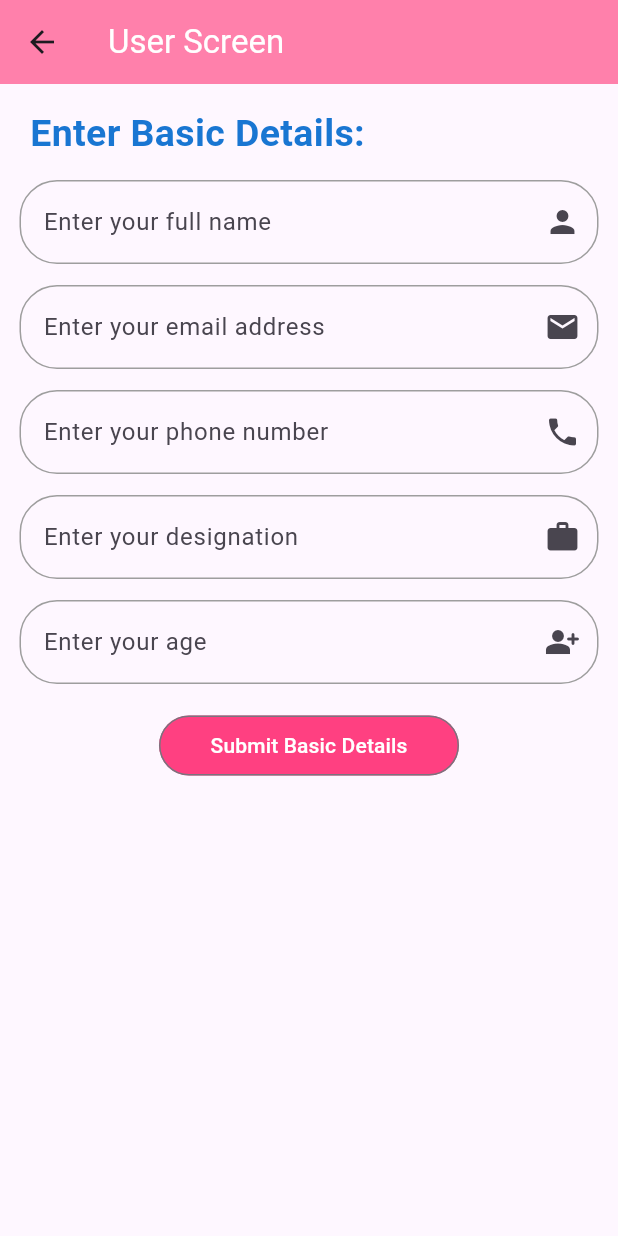
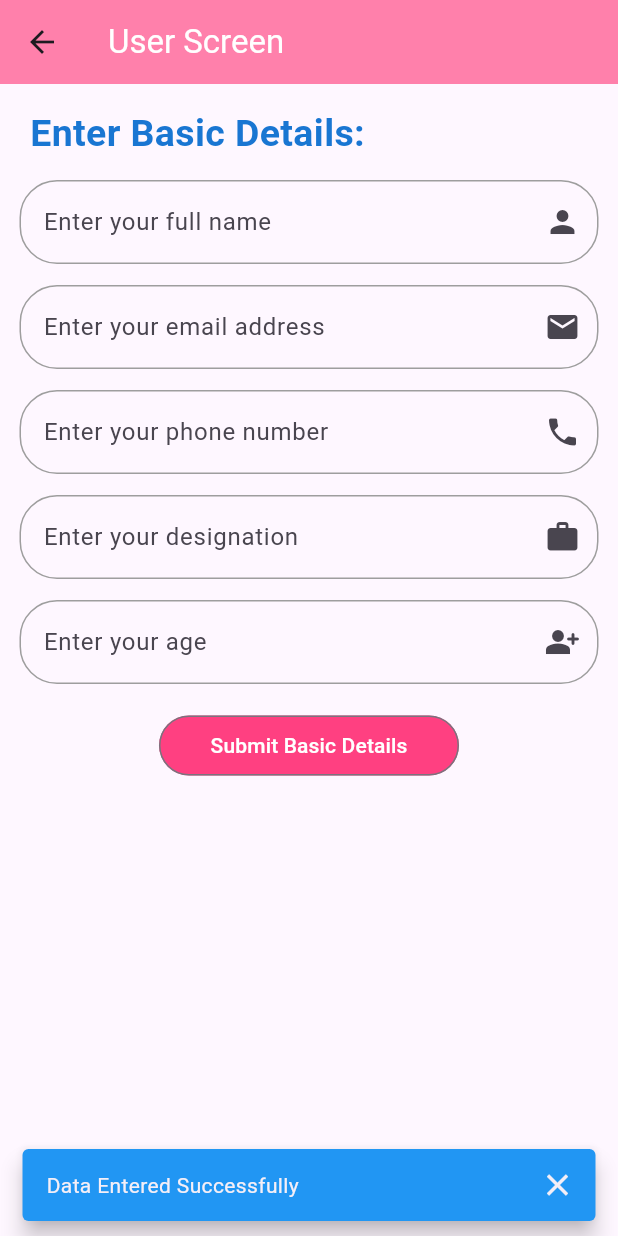
Before and after one commit to kathankraithatha/common-registration-form-app, a Flutter app: the UserScreen screen opened directly, after a tap on "Submit Basic Details", on a phone screen of 412 x 824 dp. Run offline on Flutter 3.47's test engine with Material 3 defaults, Android fonts, the phone set to English and light mode, and no system bars; our stand-ins replace cloud_firestore, firebase_auth, firebase_core, google_fonts, lottie and 1 more; missing offline and left inert: dart:ffi; accounts and stored records are empty; Roboto replaces fonts that are missing (Rem).

Commit message:
User's basic detail has been successfully added in Firestore Database

```diff
--- a/lib/Screens/user_screen.dart
+++ b/lib/Screens/user_screen.dart
@@ -1,10 +1,13 @@
 // ignore_for_file: prefer_const_constructors, prefer_const_literals_to_create_immutables
 
+import 'package:cloud_firestore/cloud_firestore.dart';
 import 'package:flutter/material.dart';
 import 'package:form_application/Reusable_Componets/buttons.dart';
 import 'package:form_application/Reusable_Componets/form_textfield.dart';
 import 'package:form_application/Reusable_Componets/textfield.dart';
+import 'package:form_application/database/adding_data.dart';
 import 'package:google_fonts/google_fonts.dart';
+import 'package:random_string/random_string.dart';
 
 class UserScreen extends StatelessWidget {
   UserScreen({super.key});
@@ -66,8 +69,25 @@ class UserScreen extends StatelessWidget {
                 ),
               ),
               Center(
-                child: VerificationButton((){
+                child: VerificationButton(() async {
 
+                  String Id= randomAlpha(10);//Use Random Library
+                  Map<String, dynamic> userDetails={
+                    "Name": controllers[0].text,
+                    "Email": controllers[1].text,
+                    "PhoneNo": controllers[2].text,
+                    "Designation": controllers[3].text,
+                    "Age": controllers[4].text,
+                  };
+                  await UserDatabaseMethods().addUserBasicDetails(userDetails, Id).then((value)=>
+                      ScaffoldMessenger.of(context).showSnackBar(
+                        SnackBar(
+                          content: Text("Data Entered Successfully"),
+                          behavior: SnackBarBehavior.floating,
+                          backgroundColor: Colors.blue,
+                          showCloseIcon: true,
+                        ),),
+                      );
                 }, "Submit Basic Details"),
               )
             ],
--- /dev/null
+++ b/lib/database/adding_data.dart
@@ -0,0 +1,11 @@
+import 'package:cloud_firestore/cloud_firestore.dart';
+
+class UserDatabaseMethods {
+  Future addUserBasicDetails(
+      Map<String, dynamic> userBasicInfo, String id) async {
+      await FirebaseFirestore.instance
+        .collection("UserData")
+        .doc(id)
+        .set(userBasicInfo);
+  }
+}
--- a/pubspec.yaml
+++ b/pubspec.yaml
@@ -40,6 +40,7 @@ dependencies:
   lottie: ^2.5.0
   google_fonts: ^6.1.0
   cloud_firestore: ^4.17.4
+  random_string: ^2.3.1
 
 dev_dependencies:
   flutter_test:
```
Also changed, not shown: pubspec.lock.
